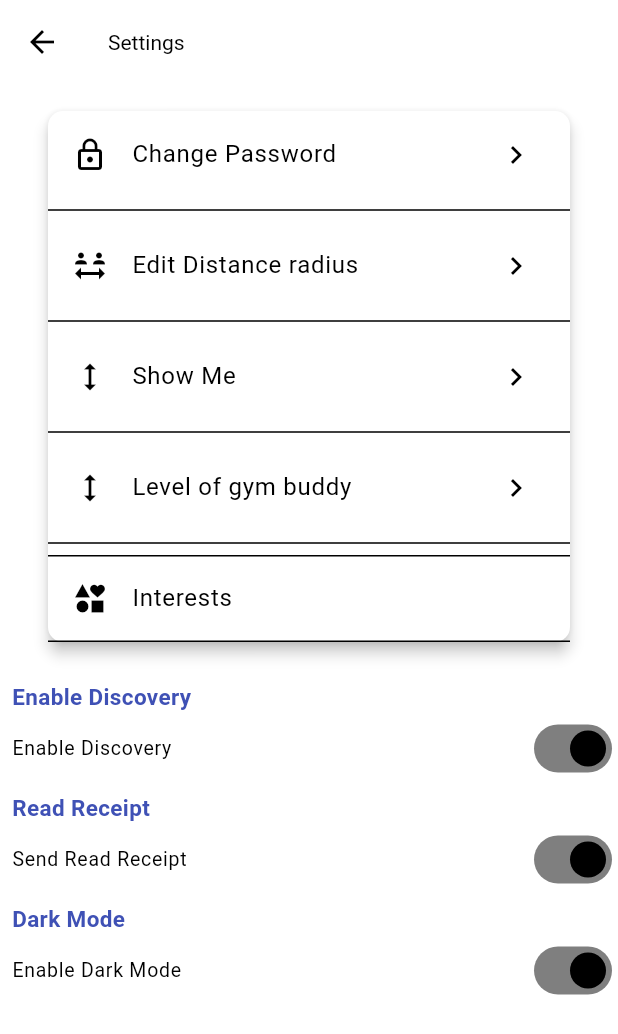
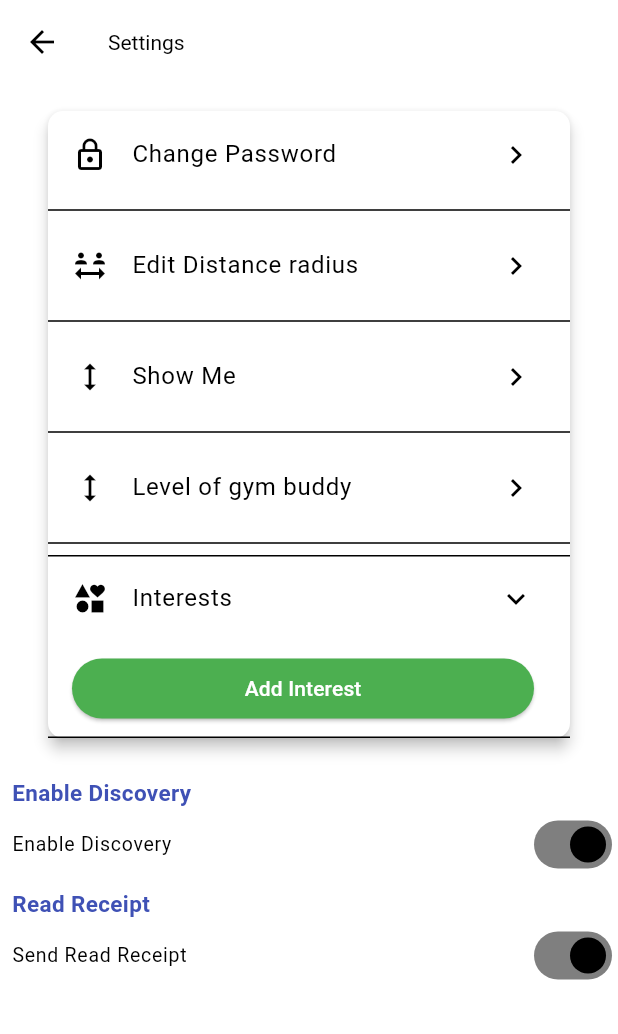
Before and after one commit to ugauniyal/Grind, a Flutter app: the SettingsOnePage screen opened directly, after a tap on "Interests", on a phone screen of 412 x 824 dp. Shown: the top 1034 px of the screen. Run offline on Flutter 3.47's test engine with Material 2 defaults, Android fonts, the phone set to English and light mode, and no system bars; our stand-ins replace carousel_slider, flutter_chat_types, flutter_chat_ui, flutter_dotenv, swipe_cards, youtube_player_flutter; missing offline and left inert: dart:js, emailjs; network calls fail; Roboto replaces fonts that are missing (FontName).

Commit message:
added interest feature in settings

```diff
--- a/flutter projects/workout_app/lib/SettingPage.dart
+++ b/flutter projects/workout_app/lib/SettingPage.dart
@@ -8,6 +8,8 @@ class SettingsOnePage extends StatefulWidget {
 }
 
 class _SettingsOnePageState extends State<SettingsOnePage> {
+  List<String> interests = [];
+
   bool enableDiscovery = true;
   bool sendReadReceipt = true;
   bool enableDarkMode = true;
@@ -29,6 +31,80 @@ class _SettingsOnePageState extends State<SettingsOnePage> {
   bool menSelected = false;
   bool womenSelected = false;
   bool bothSelected = false;
+
+  bool isInterestExpanded = false;
+
+  Widget _buildInterestsList() {
+    return ListView.builder(
+      shrinkWrap: true,
+      itemCount: interests.length,
+      itemBuilder: (context, index) {
+        return InterestItem(title: interests[index]);
+      },
+    );
+  }
+
+  Widget _buildAddInterestButton() {
+    return ListTile(
+      title: ElevatedButton(
+        onPressed: () {
+          _showAddInterestDialog(context);
+        },
+        style: ElevatedButton.styleFrom(
+          backgroundColor: Colors.green, // Change button color
+          foregroundColor: Colors.white, // Change text color
+        ),
+        child: Text("Add Interest"),
+      ),
+    );
+  }
+
+  void _showAddInterestDialog(BuildContext context) {
+    TextEditingController _interestController = TextEditingController();
+
+    showDialog(
+      context: context,
+      builder: (BuildContext context) {
+        return AlertDialog(
+          title: Text("Add Interest", style: TextStyle(color: Colors.black)),
+          content: TextField(
+            controller: _interestController,
+            decoration: InputDecoration(labelText: 'Enter interest'),
+          ),
+          actions: [
+            TextButton(
+              onPressed: () {
+                Navigator.pop(context);
+              },
+              child: Text('Cancel', style: TextStyle(color: Colors.black)),
+            ),
+            ElevatedButton(
+              onPressed: () {
+                String enteredInterest = _interestController.text.trim();
+                if (enteredInterest.isNotEmpty) {
+                  // Do something with the entered interest
+                  interests.add(enteredInterest);
+                  setState(() {}); // Assuming you are using StatefulWidget
+                  Navigator.pop(context); // Close the dialog
+                } else {
+                  // Show Snackbar if the user didn't enter anything
+                  ScaffoldMessenger.of(context).showSnackBar(
+                    SnackBar(
+                      content: Text('Please enter an interest'),
+                    ),
+                  );
+                }
+              },
+              child: Text(
+                'Add',
+                style: TextStyle(color: Colors.black),
+              ),
+            ),
+          ],
+        );
+      },
+    );
+  }
 
   @override
   Widget _buildDistanceSlider(BuildContext context) {
@@ -245,7 +321,7 @@ class _SettingsOnePageState extends State<SettingsOnePage> {
                             crossAxisAlignment: CrossAxisAlignment.start,
                             children: [
                               CheckboxListTile(
-                                title: Text("Women"),
+                                title: Text("Men"),
                                 value: menSelected,
                                 activeColor: Colors.black,
                                 onChanged: (bool? value) {
@@ -435,10 +511,17 @@ class _SettingsOnePageState extends State<SettingsOnePage> {
                       color: Colors.black,
                     ),
                     title: Text("Interests"),
-                    trailing: Icon(Icons.keyboard_arrow_right),
+                    trailing: isInterestExpanded
+                        ? Icon(Icons.keyboard_arrow_down, color: Colors.black)
+                        : Icon(Icons.keyboard_arrow_right, color: Colors.black),
+                    onExpansionChanged: (expanded) {
+                      setState(() {
+                        isInterestExpanded = expanded;
+                      });
+                    },
                     children: <Widget>[
-                      // Additional content for "Interests"
-                      // You can add more widgets as needed
+                      _buildInterestsList(),
+                      _buildAddInterestButton(),
                     ],
                   )
                 ],
@@ -508,35 +591,51 @@ class _SettingsOnePageState extends State<SettingsOnePage> {
             const SizedBox(
               height: 5.0,
             ),
-            Padding(
-              padding: const EdgeInsets.only(left: 8.0),
-              child: Text(
-                "Dark Mode",
-                style: TextStyle(
-                  fontSize: 15.0,
-                  fontWeight: FontWeight.bold,
-                  color: Colors.indigo,
-                ),
-              ),
-            ),
-            Padding(
-              padding: const EdgeInsets.only(left: 8.0),
-              child: SwitchListTile(
-                  dense: true,
-                  activeColor: Colors.black,
-                  contentPadding: const EdgeInsets.all(0),
-                  value: enableDarkMode,
-                  title:
-                      Text('Enable Dark Mode', style: TextStyle(fontSize: 13)),
-                  onChanged: (val) {
-                    setState(() {
-                      enableDarkMode = val;
-                    });
-                  }),
-            ),
+            // Padding(
+            //   padding: const EdgeInsets.only(left: 8.0),
+            //   child: Text(
+            //     "Dark Mode",
+            //     style: TextStyle(
+            //       fontSize: 15.0,
+            //       fontWeight: FontWeight.bold,
+            //       color: Colors.indigo,
+            //     ),
+            //   ),
+            // ),
+            // Padding(
+            //   padding: const EdgeInsets.only(left: 8.0),
+            //   child: SwitchListTile(
+            //       dense: true,
+            //       activeColor: Colors.black,
+            //       contentPadding: const EdgeInsets.all(0),
+            //       value: enableDarkMode,
+            //       title:
+            //           Text('Enable Dark Mode', style: TextStyle(fontSize: 13)),
+            //       onChanged: (val) {
+            //         setState(() {
+            //           enableDarkMode = val;
+            //           // Provider.of<ThemeProvider>(context, listen: false)
+            //           //     .toggleTheme();
+            //         });
+            //       }),
+            // ),
           ],
         ),
       ),
     );
   }
 }
+
+class InterestItem extends StatelessWidget {
+  final String title;
+
+  InterestItem({required this.title});
+
+  @override
+  Widget build(BuildContext context) {
+    return ListTile(
+      title: Text(title),
+      // Customize ListTile as needed
+    );
+  }
+}
```
